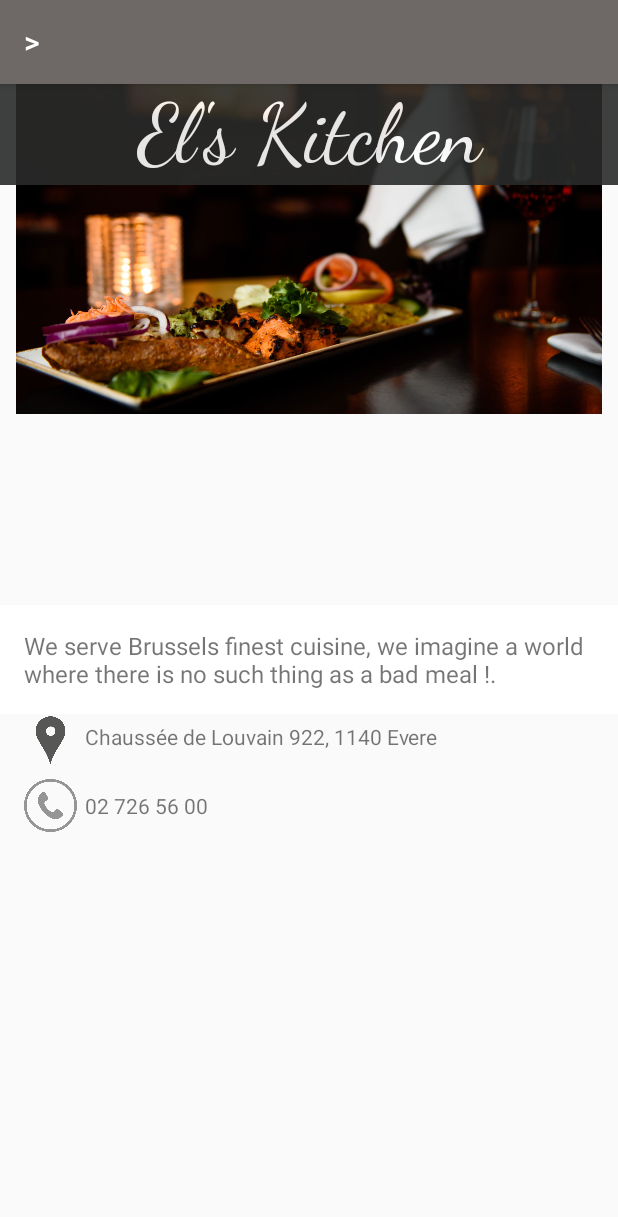
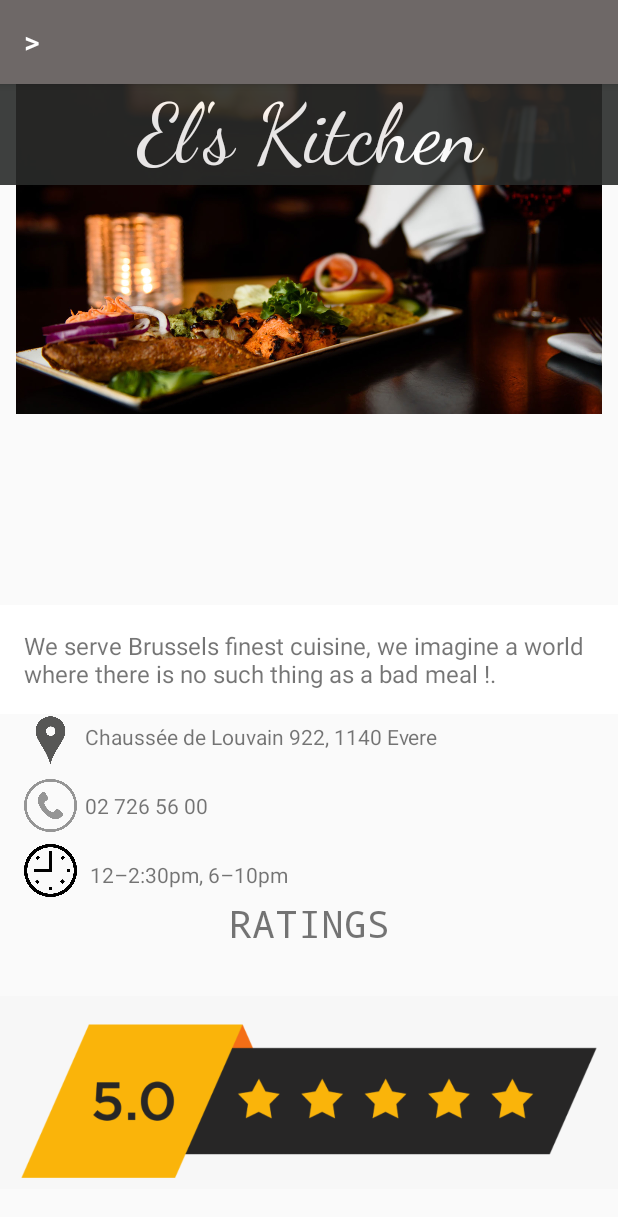
Before and after one commit to Elbie-em/Android-UI-Restuarant-App, an Android app: the screen it shows after launch (MainActivity), on a phone screen of 412 x 824 dp. Shown: the top 1217 px of the screen. Run offline under Robolectric (Android 15) with nearby library versions, the light colour scheme and no system bars.

Commit message:
add rating and hours

```diff
--- a/app/src/main/res/layout/activity_main.xml
+++ b/app/src/main/res/layout/activity_main.xml
@@ -53,6 +53,15 @@
         android:layout_height="35dp"
         android:src="@drawable/phone"/>
 
+    <ImageView
+        android:id="@+id/hours"
+        android:layout_below="@id/call"
+        android:layout_marginLeft="16dp"
+        android:layout_marginTop="8dp"
+        android:layout_width="35dp"
+        android:layout_height="35dp"
+        android:src="@drawable/hours"/>
+
     <TextView
         android:id="@+id/loc-text"
         android:layout_width="wrap_content"
@@ -72,4 +81,29 @@
         android:padding="5dp"
         android:text="02 726 56 00"/>
 
+    <TextView
+        android:id="@+id/hours-text"
+        android:layout_width="wrap_content"
+        android:layout_height="wrap_content"
+        android:layout_toRightOf="@id/hours"
+        android:layout_below="@id/phone-text"
+        android:layout_marginTop="16dp"
+        android:padding="5dp"
+        android:text=" 12–2:30pm, 6–10pm"/>
+
+    <TextView
+        android:id="@+id/rating"
+        android:layout_width="match_parent"
+        android:layout_height="wrap_content"
+        android:layout_below="@id/hours-text"
+        android:text="RATINGS"
+        android:textAlignment="center"
+        android:textSize="25sp"
+        android:fontFamily="monospace"/>
+
+    <ImageView
+        android:layout_width="match_parent"
+        android:layout_height="wrap_content"
+        android:layout_below="@id/rating"
+        android:src="@drawable/rating"/>
 </RelativeLayout>
```
Also changed, not shown: app/src/main/res/drawable/rating.png (added).
